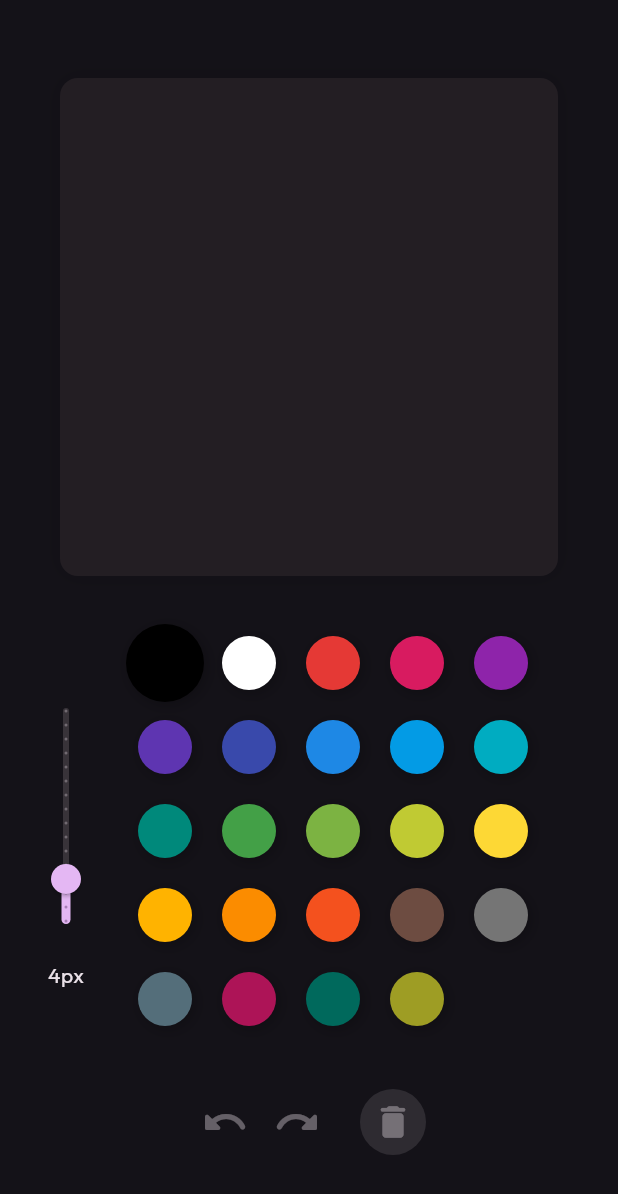
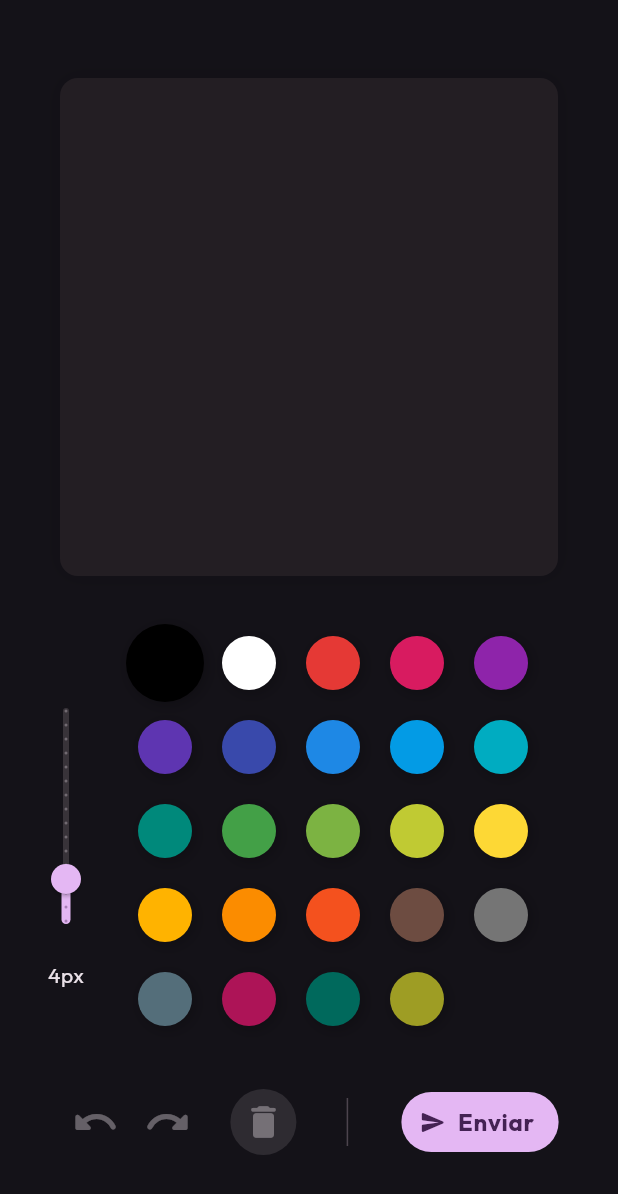
Before and after one commit to kamisou/julia-board-app, a Flutter app: the screen it shows after launch, on a phone screen of 412 x 824 dp. Shown: the top 1194 px of the screen. Run offline on Flutter 3.47's test engine with Material 3 defaults, Android fonts, the phone set to English and light mode, and no system bars; our stand-ins replace dio, equatable, firebase_core, firebase_messaging, flutter_bloc, get_it and 3 more; accounts and stored records are empty; network calls fail.

Commit message:
feat: added firebase for messaging token and user triggered send event

```diff
--- a/lib/board/data/mapper/board_artifact_mapper.dart
+++ b/lib/board/data/mapper/board_artifact_mapper.dart
@@ -7,7 +7,7 @@ final class BoardArtifactMapper {
     return switch (map['type']) {
       'stroke' => BoardStroke(
         id: map['id'] as String,
-        color: Color(map['color'] as int),
+        color: Color(int.parse(map['color'] as String, radix: 16)),
         width: (map['width'] as num).toDouble(),
         points: (map['points'] as List)
             .map(
@@ -30,7 +30,7 @@ final class BoardArtifactMapper {
       :final points,
     )) ...{
       'type': 'stroke',
-      'color': color.toARGB32(),
+      'color': color.toARGB32().toRadixString(16),
       'width': width,
       'points': points.map((e) => {'x': e.dx, 'y': e.dy}).toList(),
     },
--- a/lib/board/data/repository/board_repository.dart
+++ b/lib/board/data/repository/board_repository.dart
@@ -1,14 +1,17 @@
 import 'dart:async';
 
+import 'package:dio/dio.dart';
 import 'package:julia_board/board/data/data_source/local_board_data_source.dart';
 import 'package:julia_board/board/data/mapper/board_artifact_mapper.dart';
 import 'package:julia_board/board/presentation/data/board_artifact.dart';
 
 final class BoardRepository {
-  BoardRepository({
+  const BoardRepository({
+    required this.dio,
     required this.local,
   });
 
+  final Dio dio;
   final LocalBoardDataSource local;
 
   Future<void> open() async {
@@ -36,4 +39,12 @@ final class BoardRepository {
     final data = local.get();
     return data.map(BoardArtifactMapper.fromMap).toList();
   }
+
+  Future<void> sendBoard(List<BoardArtifact> artifacts) {
+    const id = String.fromEnvironment('APP_USER');
+    return dio.put(
+      '/board/$id',
+      data: {'artifacts': artifacts.map(BoardArtifactMapper.toMap).toList()},
+    );
+  }
 }
--- a/lib/board/presentation/bloc/board_event.dart
+++ b/lib/board/presentation/bloc/board_event.dart
@@ -55,3 +55,7 @@ final class RedoTapped extends BoardEvent {
 final class BoardCleared extends BoardEvent {
   const BoardCleared();
 }
+
+final class BoardSent extends BoardEvent {
+  const BoardSent();
+}
--- a/lib/board/presentation/bloc/board_state.dart
+++ b/lib/board/presentation/bloc/board_state.dart
@@ -1,4 +1,6 @@
 part of 'board_bloc.dart';
+
+enum BoardStatus { initial, loading, success, error }
 
 final class BoardState extends Equatable {
   const BoardState({
@@ -6,27 +8,31 @@ final class BoardState extends Equatable {
     this.width = (BoardConstants.maxWidth - BoardConstants.minWidth) / 4,
     this.artifacts = const [],
     this.undoBuffer = const [],
+    this.status = BoardStatus.initial,
   });
 
   final Color color;
   final double width;
   final List<BoardArtifact> artifacts;
   final List<BoardArtifact> undoBuffer;
+  final BoardStatus status;
 
   BoardState copyWith({
     Color? color,
     double? width,
     List<BoardArtifact>? artifacts,
     List<BoardArtifact>? undoBuffer,
+    BoardStatus? status,
   }) {
     return BoardState(
       color: color ?? this.color,
       width: width ?? this.width,
       artifacts: artifacts ?? this.artifacts,
       undoBuffer: undoBuffer ?? this.undoBuffer,
+      status: status ?? this.status,
     );
   }
 
   @override
-  List<Object?> get props => [color, width, artifacts, undoBuffer];
+  List<Object?> get props => [color, width, artifacts, undoBuffer, status];
 }
--- a/lib/board/presentation/screen/board_screen.dart
+++ b/lib/board/presentation/screen/board_screen.dart
@@ -1,3 +1,4 @@
+import 'package:dio/dio.dart';
 import 'package:flutter/material.dart';
 import 'package:flutter_bloc/flutter_bloc.dart';
 import 'package:julia_board/board/data/data_source/local_board_data_source.dart';
@@ -7,6 +8,7 @@ import 'package:julia_board/board/presentation/widgets/board_controls.dart';
 import 'package:julia_board/board/presentation/widgets/board_palette.dart';
 import 'package:julia_board/board/presentation/widgets/board_widget.dart';
 import 'package:julia_board/board/presentation/widgets/board_width_slider.dart';
+import 'package:julia_board/get_it.dart';
 
 class BoardScreen extends StatelessWidget {
   const BoardScreen({super.key});
@@ -19,6 +21,7 @@ class BoardScreen extends StatelessWidget {
         child: Center(
           child: RepositoryProvider<BoardRepository>(
             create: (context) => BoardRepository(
+              dio: get<Dio>(),
               local: LocalBoardDataSource(),
             ),
             child: BlocProvider<BoardBloc>(
@@ -34,7 +37,34 @@ class BoardScreen extends StatelessWidget {
   }
 
   Widget _builder(BuildContext context) {
-    return const Column(
+    final theme = Theme.of(context);
+    return BlocListener<BoardBloc, BoardState>(
+      listenWhen: (previous, current) => previous.status != current.status,
+      listener: (context, state) {
+        if (![BoardStatus.error, BoardStatus.success].contains(state.status)) {
+          return;
+        }
+        ScaffoldMessenger.of(context)
+          ..hideCurrentSnackBar()
+          ..showSnackBar(
+            SnackBar(
+              backgroundColor: theme.colorScheme.surfaceContainer,
+              behavior: SnackBarBehavior.floating,
+              margin: const EdgeInsets.all(16),
+              content: Text(
+                switch (state.status) {
+                  BoardStatus.error => 'Falha ao enviar desenho!',
+                  BoardStatus.success => 'Desenho enviado!',
+                  _ => '',
+                },
+                style: TextStyle(
+                  color: theme.colorScheme.onSurface,
+                ),
+              ),
+            ),
+          );
+      },
+      child: const Column(
         mainAxisSize: MainAxisSize.min,
         children: [
           Padding(
@@ -53,6 +83,7 @@ class BoardScreen extends StatelessWidget {
           ),
           IntrinsicHeight(child: BoardControls()),
         ],
+      ),
     );
   }
 }
--- a/lib/board/presentation/widgets/board_controls.dart
+++ b/lib/board/presentation/widgets/board_controls.dart
@@ -11,7 +11,8 @@ class BoardControls extends StatelessWidget {
     return BlocBuilder<BoardBloc, BoardState>(
       buildWhen: (previous, current) =>
           previous.artifacts.length != current.artifacts.length ||
-          previous.undoBuffer.length != current.undoBuffer.length,
+          previous.undoBuffer.length != current.undoBuffer.length ||
+          previous.status != current.status,
       builder: (context, state) => Row(
         mainAxisAlignment: MainAxisAlignment.center,
         children: [
@@ -49,6 +50,26 @@ class BoardControls extends StatelessWidget {
               size: 28,
             ),
           ),
+          const VerticalDivider(
+            indent: 8,
+            endIndent: 8,
+            width: 64,
+          ),
+          const SizedBox(width: 4),
+          TextButton.icon(
+            onPressed: state.status != BoardStatus.loading
+                ? () => context.read<BoardBloc>().add(const BoardSent())
+                : null,
+            icon: const Icon(Icons.send_rounded),
+            label: const Text('Enviar'),
+            style: TextButton.styleFrom(
+              backgroundColor: theme.colorScheme.primary,
+              foregroundColor: theme.colorScheme.onPrimary,
+              textStyle: theme.textTheme.bodyLarge?.copyWith(
+                fontWeight: FontWeight.bold,
+              ),
+            ),
+          ),
         ],
       ),
     );
--- /dev/null
+++ b/lib/core/messaging/messaging_service.dart
@@ -0,0 +1,28 @@
+import 'dart:async';
+
+import 'package:firebase_messaging/firebase_messaging.dart';
+
+final class MessagingService {
+  final messaging = FirebaseMessaging.instance;
+
+  StreamSubscription? _subscription;
+
+  final _controller = StreamController<String>.broadcast();
+  Stream<String> tokenStream() => _controller.stream;
+
+  Future<String> get currentToken => _controller.stream.last;
+
+  Future<void> init() async {
+    await messaging.requestPermission();
+
+    _subscription = messaging.onTokenRefresh.listen(_controller.add);
+
+    final token = await messaging.getToken();
+    if (token != null) _controller.add(token);
+  }
+
+  Future<void> dispose() async {
+    await _controller.close();
+    return _subscription?.cancel();
+  }
+}
--- a/lib/main.dart
+++ b/lib/main.dart
@@ -1,11 +1,19 @@
+import 'package:dio/dio.dart';
+import 'package:firebase_core/firebase_core.dart';
 import 'package:flutter/material.dart';
+import 'package:flutter_bloc/flutter_bloc.dart';
 import 'package:google_fonts/google_fonts.dart';
 import 'package:hive_ce_flutter/hive_flutter.dart';
 import 'package:julia_board/board/presentation/screen/board_screen.dart';
+import 'package:julia_board/core/messaging/messaging_service.dart';
+import 'package:julia_board/get_it.dart';
+import 'package:julia_board/notification/data/repository/notification_repository.dart';
 
 void main() async {
   WidgetsFlutterBinding.ensureInitialized();
+  await Firebase.initializeApp();
   await Hive.initFlutter();
+  await initializeDependencies();
   await GoogleFonts.pendingFonts([GoogleFonts.outfitTextTheme()]);
   runApp(const MainApp());
 }
@@ -15,7 +23,18 @@ class MainApp extends StatelessWidget {
 
   @override
   Widget build(BuildContext context) {
-    return MaterialApp(
+    return RepositoryProvider<NotificationRepository>(
+      create: (context) {
+        final repo = NotificationRepository(
+          dio: get<Dio>(),
+          messaging: get<MessagingService>(),
+        );
+        repo.open();
+        return repo;
+      },
+      lazy: false,
+      dispose: (repo) => repo.close(),
+      child: MaterialApp(
         debugShowCheckedModeBanner: false,
         home: const BoardScreen(),
         themeMode: ThemeMode.dark,
@@ -26,6 +45,7 @@ class MainApp extends StatelessWidget {
           ),
           textTheme: GoogleFonts.outfitTextTheme(),
         ),
+      ),
     );
   }
 }
--- /dev/null
+++ b/lib/notification/data/repository/notification_repository.dart
@@ -0,0 +1,28 @@
+import 'dart:async';
+
+import 'package:dio/dio.dart';
+import 'package:julia_board/core/messaging/messaging_service.dart';
+
+final class NotificationRepository {
+  NotificationRepository({
+    required this.dio,
+    required this.messaging,
+  });
+
+  final Dio dio;
+  final MessagingService messaging;
+
+  StreamSubscription<String>? _subscription;
+
+  Future<void> open() async {
+    _subscription = messaging.tokenStream().listen((token) async {
+      await dio.post('/users/token', data: {'token': token});
+    });
+    await messaging.init();
+  }
+
+  Future<void> close() async {
+    await _subscription?.cancel();
+    return messaging.dispose();
+  }
+}
--- a/pubspec.yaml
+++ b/pubspec.yaml
@@ -7,10 +7,14 @@ environment:
   sdk: ^3.12.2
 
 dependencies:
+  dio: ^5.10.0
   equatable: ^2.0.8
+  firebase_core: ^4.11.0
+  firebase_messaging: ^16.4.1
   flutter:
     sdk: flutter
   flutter_bloc: ^9.1.1
+  get_it: ^9.2.1
   google_fonts: ^8.1.0
   hive_ce: ^2.19.3
   hive_ce_flutter: ^2.3.4
```
Also changed, not shown: lib/board/presentation/bloc/board_bloc.dart (+14 -0 lines), lib/get_it.dart (added, +23 -0 lines), firebase.json (added), lib/firebase_options.dart (added), pubspec.lock, 4 other files. Lines whose indentation alone changed are shown as unchanged.
